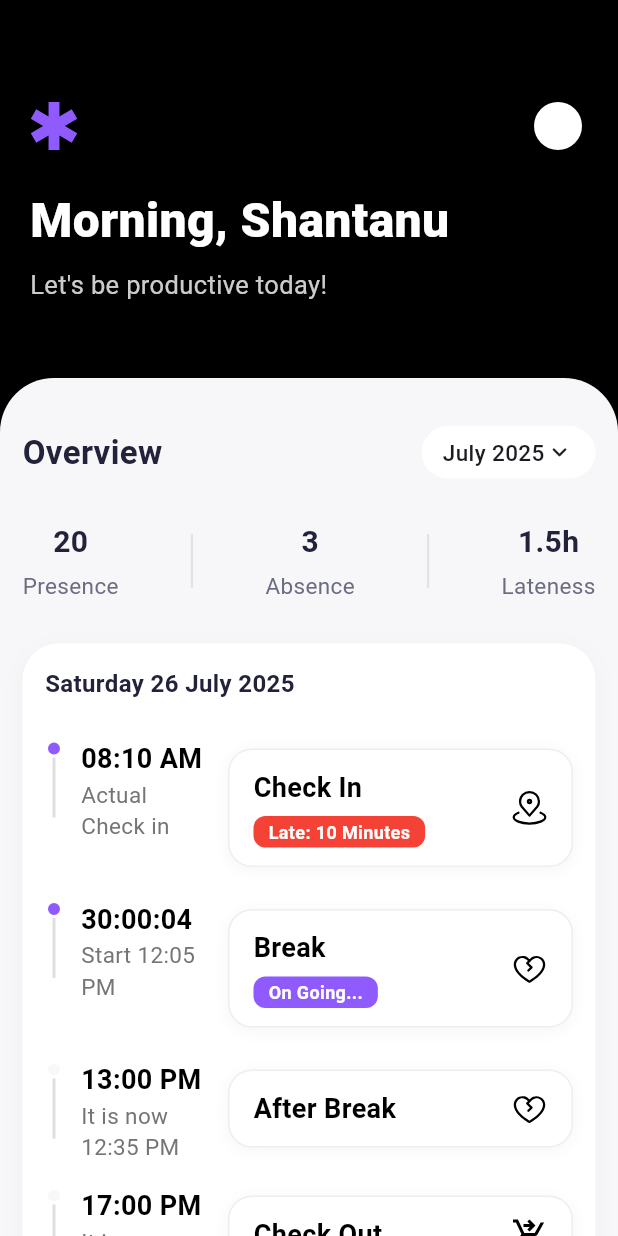
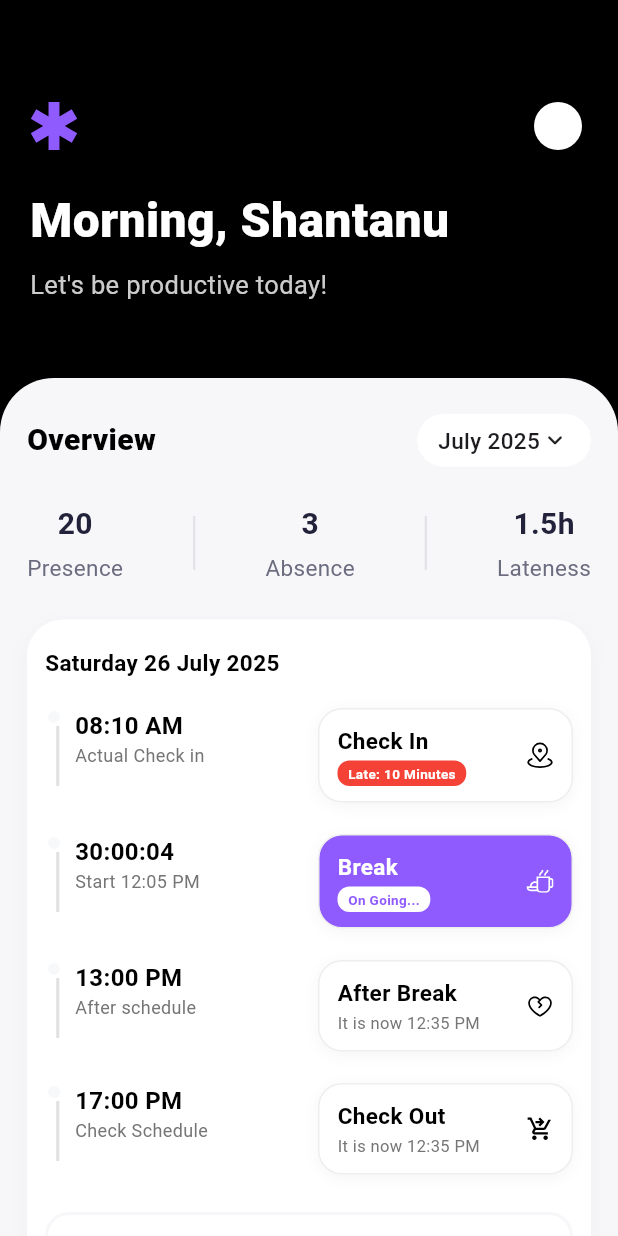
Before and after one commit to IdreesCodes/geomentor, a Flutter app: the screen it shows after launch, on a phone screen of 412 x 824 dp. Run offline on Flutter 3.47's test engine with Material 3 defaults, Android fonts, the phone set to English and light mode, and no system bars; our stand-ins replace dio, flutter_riverpod, flutter_svg.

Commit message:
Update: Break card purple, On Going chip white/purple, business-time icon for overtime

```diff
--- a/lib/view/home/dashboard_screen.dart
+++ b/lib/view/home/dashboard_screen.dart
@@ -67,6 +67,7 @@ class DashboardScreen extends StatelessWidget {
             // White content with rounded top corners
             Container(
               width: double.infinity,
+              margin: const EdgeInsets.only(top: 0),
               decoration: const BoxDecoration(
                 color: Color(0xFFF7F7FA),
                 borderRadius: BorderRadius.only(
@@ -75,23 +76,20 @@ class DashboardScreen extends StatelessWidget {
                 ),
               ),
               child: Padding(
-                padding: const EdgeInsets.symmetric(horizontal: 0),
-                child: Column(
-                  children: [
-                    // Overview
-                    Padding(
-                      padding: const EdgeInsets.fromLTRB(15, 32, 15, 0),
+                padding: const EdgeInsets.fromLTRB(18, 24, 18, 0),
                 child: Column(
                   crossAxisAlignment: CrossAxisAlignment.start,
                   children: [
+                    // Overview title and date
                     Row(
                       mainAxisAlignment: MainAxisAlignment.spaceBetween,
                       children: [
                         Text(
                           'Overview',
                           style: AppTextStyles.subhead.copyWith(
-                                  fontWeight: FontWeight.bold,
-                                  fontSize: 22,
+                            fontWeight: FontWeight.w800,
+                            fontSize: 20,
+                            color: Colors.black,
                           ),
                         ),
                         Container(
@@ -112,17 +110,14 @@ class DashboardScreen extends StatelessWidget {
                                   fontSize: 15,
                                 ),
                               ),
-                                    Icon(
-                                      Icons.keyboard_arrow_down_rounded,
-                                      size: 20,
-                                    ),
+                              Icon(Icons.keyboard_arrow_down_rounded, size: 20),
                             ],
                           ),
                         ),
                       ],
                     ),
-                          const SizedBox(height: 28),
-                          // Stats row with dividers
+                    const SizedBox(height: 24),
+                    // Stats row
                     Row(
                       mainAxisAlignment: MainAxisAlignment.spaceBetween,
                       children: [
@@ -133,8 +128,8 @@ class DashboardScreen extends StatelessWidget {
                         _StatColumn(label: 'Lateness', value: '1.5h'),
                       ],
                     ),
-                          const SizedBox(height: 28),
-                          // Timeline Card
+                    const SizedBox(height: 24),
+                    // Timeline card
                     Container(
                       width: double.infinity,
                       decoration: BoxDecoration(
@@ -150,9 +145,10 @@ class DashboardScreen extends StatelessWidget {
                       ),
                       child: Padding(
                         padding: const EdgeInsets.only(
-                                top: 15,
-                                right: 15,
-                                left: 15,
+                          top: 18,
+                          right: 12,
+                          left: 12,
+                          bottom: 12,
                         ),
                         child: Column(
                           crossAxisAlignment: CrossAxisAlignment.start,
@@ -160,21 +156,23 @@ class DashboardScreen extends StatelessWidget {
                             Text(
                               'Saturday 26 July 2025',
                               style: AppTextStyles.body.copyWith(
-                                      fontWeight: FontWeight.bold,
-                                      color: AppColors.textPrimary,
+                                fontWeight: FontWeight.w600,
+                                fontSize: 15,
+                                color: Colors.black,
                               ),
                             ),
-                                  const SizedBox(height: 18),
+                            const SizedBox(height: 12),
+                            // Timeline items
                             _Timeline(),
-                                  const SizedBox(height: 18),
-                                  // Overtime
+                            const SizedBox(height: 12),
+                            // Overtime card
                             Container(
                               width: double.infinity,
                               decoration: BoxDecoration(
-                                      color: const Color(0xFFF7F7FA),
+                                color: Colors.white,
                                 borderRadius: BorderRadius.circular(16),
                                 border: Border.all(
-                                        color: Colors.white,
+                                  color: const Color(0xFFF7F7FA),
                                   width: 2,
                                 ),
                               ),
@@ -186,24 +184,30 @@ class DashboardScreen extends StatelessWidget {
                                 mainAxisAlignment:
                                     MainAxisAlignment.spaceBetween,
                                 children: [
-                                        const Text(
+                                  Column(
+                                    mainAxisAlignment: MainAxisAlignment.start,
+                                    crossAxisAlignment:
+                                        CrossAxisAlignment.start,
+                                    children: [
+                                      Text(
                                         'Overtime',
                                         style: TextStyle(
                                           fontWeight: FontWeight.bold,
                                         ),
                                       ),
-                                        Row(
-                                          children: [
                                       const Text(
                                         'Late: 10 Minutes',
                                         style: TextStyle(
-                                                color: Colors.red,
-                                                fontWeight: FontWeight.w600,
+                                          fontWeight: FontWeight.w400,
                                         ),
                                       ),
+                                    ],
+                                  ),
+                                  Row(
+                                    children: [
                                       const SizedBox(width: 8),
                                       SvgPicture.asset(
-                                              'assets/svg/star.svg',
+                                        'assets/svg/business-time.svg',
                                         width: 20,
                                         height: 20,
                                       ),
@@ -217,9 +221,6 @@ class DashboardScreen extends StatelessWidget {
                       ),
                     ),
                     const SizedBox(height: 32),
-                        ],
-                      ),
-                    ),
                   ],
                 ),
               ),
@@ -276,10 +277,6 @@ class _Timeline extends StatelessWidget {
           status: 'Late: 10 Minutes',
           statusColor: Colors.red,
           svg: 'assets/svg/location.svg',
-          isActive: true,
-          statusBg: const Color(0xFFFFE5E5),
-          statusTextColor: Colors.red,
-          trailingSvg: 'assets/svg/location.svg',
         ),
         _TimelineItem(
           time: '30:00:04',
@@ -287,25 +284,25 @@ class _Timeline extends StatelessWidget {
           subtitle: 'Start 12:05 PM',
           status: 'On Going...',
           statusColor: AppColors.secondary,
-          svg: 'assets/svg/heartbreak.svg',
-          isActive: true,
+          svg: 'assets/svg/coffee_cup.svg',
           statusBg: Color(0xFF8F5BFF),
           statusTextColor: Colors.white,
-          trailingSvg: 'assets/svg/heartbreak.svg',
         ),
         _TimelineItem(
           time: '13:00 PM',
           title: 'After Break',
-          subtitle: 'It is now 12:35 PM',
+          subtitle: 'After schedule',
           svg: 'assets/svg/heartbreak.svg',
-          trailingSvg: 'assets/svg/heartbreak.svg',
+          extraDetail:
+              'It is now 12:35 PM', // Add this field to display below the card title
         ),
         _TimelineItem(
           time: '17:00 PM',
           title: 'Check Out',
-          subtitle: 'It is now 12:35 PM',
+          subtitle: 'Check Schedule',
           svg: 'assets/svg/cart.svg',
-          trailingSvg: 'assets/svg/cart.svg',
+          extraDetail:
+              'It is now 12:35 PM', // Add this field to display below the card title
         ),
       ],
     );
@@ -323,6 +320,7 @@ class _TimelineItem extends StatelessWidget {
   final Color? statusBg;
   final Color? statusTextColor;
   final String? trailingSvg;
+  final String? extraDetail;
 
   const _TimelineItem({
     required this.time,
@@ -335,63 +333,77 @@ class _TimelineItem extends StatelessWidget {
     this.statusBg,
     this.statusTextColor,
     this.trailingSvg,
+    this.extraDetail,
   });
 
   @override
   Widget build(BuildContext context) {
+    final bool isBreak = title == 'Break';
     return Padding(
       padding: const EdgeInsets.symmetric(vertical: 8.0),
       child: Row(
+        mainAxisAlignment: MainAxisAlignment.spaceBetween,
         crossAxisAlignment: CrossAxisAlignment.start,
         children: [
-          // Timeline dot and line
+          // Left group: dot/line and time/subtitle
+          Row(
+            crossAxisAlignment: CrossAxisAlignment.start,
+            children: [
+              // Dot and vertical line
               Column(
                 children: [
                   Container(
                     width: 12,
                     height: 12,
                     decoration: BoxDecoration(
-                  color: isActive ? AppColors.secondary : AppColors.background,
+                      color: isActive
+                          ? AppColors.secondary
+                          : AppColors.background,
                       shape: BoxShape.circle,
                       border: Border.all(color: Colors.white, width: 2),
                     ),
                   ),
-              Container(width: 2, height: 40, color: Colors.grey[300]),
+                  Container(
+                    margin: const EdgeInsets.only(left: 5),
+                    width: 2,
+                    height: 40,
+                    color: Colors.grey[300],
+                  ),
                 ],
               ),
-          const SizedBox(width: 12),
+              const SizedBox(width: 8),
               // Time and subtitle
-          SizedBox(
-            width: 90,
-            child: Column(
+              Column(
                 crossAxisAlignment: CrossAxisAlignment.start,
                 children: [
                   Text(
                     time,
                     style: AppTextStyles.subhead.copyWith(
                       fontWeight: FontWeight.bold,
-                    fontSize: 18,
+                      fontSize: 16,
                       color: Colors.black,
                     ),
                   ),
                   Text(
                     subtitle,
                     style: AppTextStyles.body.copyWith(
-                    fontSize: 15,
+                      fontSize: 12,
                       color: Colors.grey[600],
                     ),
                   ),
                 ],
               ),
+            ],
           ),
-          const SizedBox(width: 8),
-          // Event card
-          Expanded(
-            child: Container(
-              margin: const EdgeInsets.symmetric(vertical: 6),
-              padding: const EdgeInsets.symmetric(horizontal: 16, vertical: 12),
+
+          Container(
+            width: 170, // Increased width
+            margin: const EdgeInsets.only(bottom: 5),
+            padding: const EdgeInsets.symmetric(horizontal: 12, vertical: 10),
             decoration: BoxDecoration(
-                color: Colors.white,
+              color: isBreak
+                  ? AppColors.secondary
+                  : Colors.white, // Purple for Break, white otherwise
               borderRadius: BorderRadius.circular(16),
               boxShadow: [
                 BoxShadow(
@@ -403,11 +415,9 @@ class _TimelineItem extends StatelessWidget {
               border: Border.all(color: Colors.grey[200]!),
             ),
             child: Row(
-                crossAxisAlignment: CrossAxisAlignment.center,
+              mainAxisAlignment: MainAxisAlignment.spaceBetween,
               children: [
-                  // Title and status
-                  Expanded(
-                    child: Column(
+                Column(
                   crossAxisAlignment: CrossAxisAlignment.start,
                   mainAxisAlignment: MainAxisAlignment.center,
                   children: [
@@ -415,36 +425,57 @@ class _TimelineItem extends StatelessWidget {
                       title,
                       style: AppTextStyles.subhead.copyWith(
                         fontWeight: FontWeight.bold,
-                            fontSize: 18,
-                            color: Colors.black,
+                        fontSize: 15,
+                        color: isBreak
+                            ? Colors.white
+                            : Colors.black, // White text for Break
+                      ),
+                    ),
+                    if (extraDetail != null)
+                      Padding(
+                        padding: const EdgeInsets.only(top: 2),
+                        child: Text(
+                          extraDetail!,
+                          style: AppTextStyles.body.copyWith(
+                            fontSize: 11,
+                            color: Colors.grey[600],
+                          ),
                         ),
                       ),
                     if (status != null)
                       Container(
-                            margin: const EdgeInsets.only(top: 6),
+                        margin: const EdgeInsets.only(top: 3),
                         padding: const EdgeInsets.symmetric(
-                              horizontal: 10,
+                          horizontal: 7,
                           vertical: 2,
                         ),
                         decoration: BoxDecoration(
-                              color: statusColor ?? Colors.red,
+                          color: isBreak
+                              ? Colors.white
+                              : (statusColor ??
+                                    Colors.red), // White chip for Break
                           borderRadius: BorderRadius.circular(8),
                         ),
                         child: Text(
                           status!,
-                              style: const TextStyle(
-                                color: Colors.white,
-                                fontSize: 12,
+                          style: TextStyle(
+                            color: isBreak
+                                ? AppColors.secondary
+                                : Colors.white, // Purple text for Break
+                            fontSize: 9,
                             fontWeight: FontWeight.w600,
                           ),
                         ),
                       ),
                   ],
                 ),
+                SvgPicture.asset(
+                  svg,
+                  width: 18,
+                  height: 18,
+                  color: isBreak ? Colors.white : null, // White icon for Break
                 ),
-                  SvgPicture.asset(svg, width: 24, height: 24),
               ],
-              ),
             ),
           ),
         ],
```
Also changed, not shown: assets/svg/business-time.svg (added), assets/svg/coffee_cup.svg (added). Lines whose indentation alone changed are shown as unchanged.
